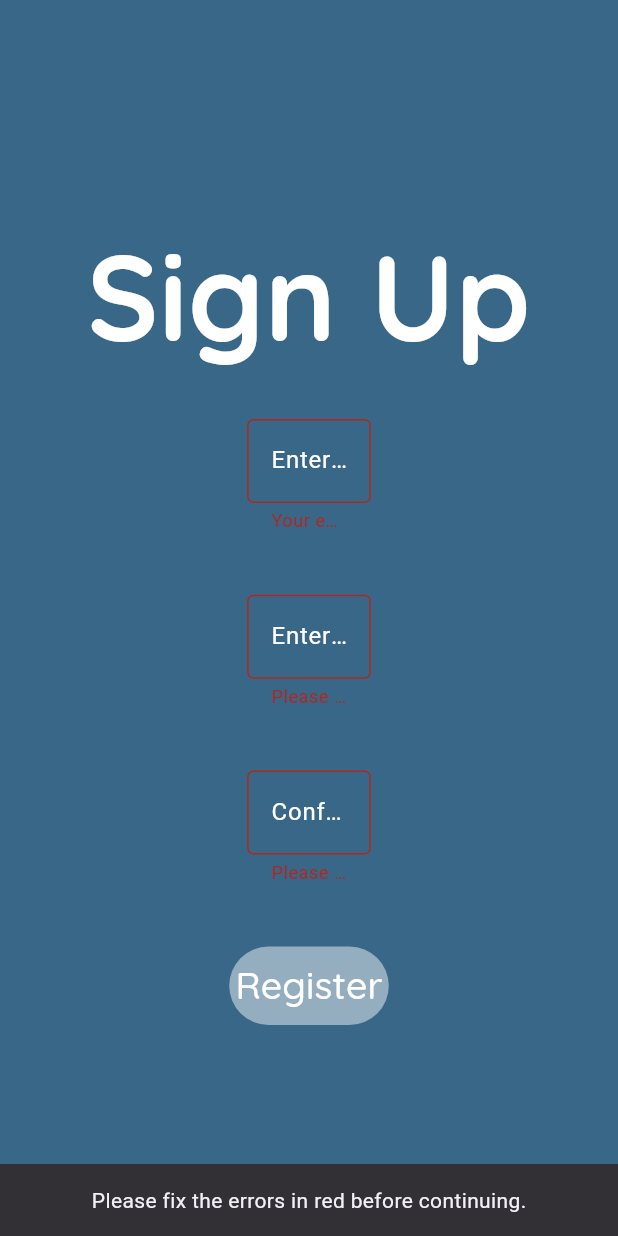
After one commit to Math-Maniac7/Optimizing-Bus-Routes, a Flutter app: the SignupForm screen opened by its route, after a tap on "Register", on a phone screen of 412 x 824 dp. The commit adds this screen. Run offline on Flutter 3.47's test engine with Material 3 defaults, Android fonts, the phone set to English and light mode, and no system bars; our stand-ins replace firebase_auth, firebase_core, google_fonts, google_maps_flutter; accounts and stored records are empty.

Commit message:
firebase connection, email/password signup and login in forms

```diff
--- /dev/null
+++ b/flutter_app/lib/forms/signup_form.dart
@@ -0,0 +1,231 @@
+import 'package:flutter/material.dart';
+import 'package:google_fonts/google_fonts.dart';
+import 'package:firebase_auth/firebase_auth.dart';
+
+class SignupForm extends StatefulWidget {
+  const SignupForm({super.key});
+  static const String routeName = '/signup';
+
+  @override
+  State<SignupForm> createState() => _SignupFormState();
+}
+
+class _SignupFormState extends State<SignupForm> {
+  final _formKey = GlobalKey<FormState>();
+  final emailController = TextEditingController();
+  final passwordController = TextEditingController();
+  final confirmPasswordController = TextEditingController();
+  bool accountExists = false;
+
+  @override
+  Widget build(BuildContext context) {
+    final screenHeight = MediaQuery.of(context).size.height;
+    final screenWidth = MediaQuery.of(context).size.width;
+
+    return Scaffold(
+      backgroundColor: const Color.fromRGBO(57, 103, 136, 1),
+      body: Center(
+        child: Form(
+          key: _formKey,
+          child: Column(
+            mainAxisAlignment: MainAxisAlignment.center,
+            children: [
+              Text(
+                'Sign Up',
+                style: GoogleFonts.quicksand(
+                  fontSize: 80,
+                  fontWeight: FontWeight.w700,
+                  color: const Color.fromARGB(255, 255, 255, 255),
+                ),
+              ),
+              SizedBox(height: screenHeight * .03),
+              Padding(
+                padding: EdgeInsets.only(
+                  left: screenWidth / 2.5,
+                  right: screenWidth / 2.5,
+                ),
+                child: TextFormField(
+                  controller: emailController,
+                  style: const TextStyle(color: Colors.white),
+                  decoration: const InputDecoration(
+                    border: OutlineInputBorder(
+                      borderSide: BorderSide(color: Colors.white),
+                    ),
+                    enabledBorder: OutlineInputBorder(
+                      borderSide: BorderSide(color: Colors.white),
+                    ),
+                    labelText: "Enter Email *",
+                    labelStyle: TextStyle(color: Colors.white),
+                  ),
+                  validator: (String? value) {
+                    return (value != null && !value.contains('@'))
+                        ? 'Your email should have an @.'
+                        : null;
+                  },
+                ),
+              ),
+              SizedBox(height: screenHeight * .05),
+              Padding(
+                padding: EdgeInsets.only(
+                  left: screenWidth / 2.5,
+                  right: screenWidth / 2.5,
+                ),
+                child: TextFormField(
+                  controller: passwordController,
+                  obscureText: true,
+                  style: const TextStyle(color: Colors.white),
+                  decoration: const InputDecoration(
+                    border: OutlineInputBorder(
+                      borderSide: BorderSide(color: Colors.white),
+                    ),
+                    enabledBorder: OutlineInputBorder(
+                      borderSide: BorderSide(color: Colors.white),
+                    ),
+                    labelText: "Enter Password *",
+                    labelStyle: TextStyle(color: Colors.white),
+                  ),
+                  validator: (String? value) {
+                    return (value != null && value.length < 8)
+                        ? 'Please type in a password at least 8 characters.'
+                        : null;
+                  },
+                ),
+              ),
+              SizedBox(height: screenHeight * .05),
+              Padding(
+                padding: EdgeInsets.only(
+                  left: screenWidth / 2.5,
+                  right: screenWidth / 2.5,
+                ),
+                child: TextFormField(
+                  controller: confirmPasswordController,
+                  obscureText: true,
+                  style: const TextStyle(color: Colors.white),
+                  decoration: const InputDecoration(
+                    border: OutlineInputBorder(
+                      borderSide: BorderSide(color: Colors.white),
+                    ),
+                    enabledBorder: OutlineInputBorder(
+                      borderSide: BorderSide(color: Colors.white),
+                    ),
+                    labelText: "Confirm Password *",
+                    labelStyle: TextStyle(color: Colors.white),
+                  ),
+                  validator: (value) {
+                    if (value == null || value.isEmpty) {
+                      return 'Please confirm your password.';
+                    } else if (value != passwordController.text) {
+                      return 'Passwords do not match.';
+                    }
+                    return null;
+                  },
+                ),
+              ),
+              SizedBox(height: screenHeight * .05),
+              TextButton(
+                style: ButtonStyle(
+                  backgroundColor: WidgetStatePropertyAll<Color>(
+                    const Color.fromARGB(117, 255, 255, 255),
+                  ),
+                  padding: WidgetStatePropertyAll<EdgeInsets>(
+                    EdgeInsets.symmetric(
+                      horizontal: screenWidth * .01,
+                      vertical: screenHeight * .01,
+                    ),
+                  ),
+                ),
+                onPressed: () async {
+                  String email = emailController.text.trim();
+                  String pass = passwordController.text.trim();
+
+                  if (_formKey.currentState!.validate()) {
+                    // All fields are valid — proceed with registration logic
+                    try {
+                      await FirebaseAuth.instance
+                          .createUserWithEmailAndPassword(
+                            email: email,
+                            password: pass,
+                          );
+
+                      if (context.mounted) {
+                        ScaffoldMessenger.of(context).showSnackBar(
+                          const SnackBar(
+                            content: Center(
+                              child: Text('Account created successfully.'),
+                            ),
+                          ),
+                        );
+                        Future.delayed(const Duration(seconds: 1), () {
+                          if (context.mounted) {
+                            Navigator.pushReplacementNamed(context, '/login');
+                          }
+                        });
+                      }
+                    } on FirebaseAuthException catch (e) {
+                      if (e.code == 'email-already-in-use') {
+                        if (mounted) setState(() => accountExists = true);
+                        if (context.mounted) {
+                          ScaffoldMessenger.of(context).showSnackBar(
+                            const SnackBar(
+                              content: Center(
+                                child: Text(
+                                  'This email is already registered.',
+                                ),
+                              ),
+                            ),
+                          );
+                          Future.delayed(const Duration(seconds: 1), () {
+                            if (context.mounted) {
+                              Navigator.pushNamed(context, '/login');
+                            }
+                          });
+                        }
+                      } else if (e.code == 'invalid-email') {
+                        if (context.mounted) {
+                          ScaffoldMessenger.of(context).showSnackBar(
+                            const SnackBar(
+                              content: Center(
+                                child: Text('The email address is invalid.'),
+                              ),
+                            ),
+                          );
+                        }
+                      } else {
+                        if (context.mounted) {
+                          ScaffoldMessenger.of(context).showSnackBar(
+                            SnackBar(
+                              content: Center(
+                                child: Text('Error: ${e.message}'),
+                              ),
+                            ),
+                          );
+                        }
+                      }
+                    }
+                  } else {
+                    ScaffoldMessenger.of(context).showSnackBar(
+                      const SnackBar(
+                        content: Center(
+                          child: Text(
+                            'Please fix the errors in red before continuing.',
+                          ),
+                        ),
+                      ),
+                    );
+                  }
+                },
+                child: Text(
+                  accountExists ? "Login" : "Register",
+                  style: GoogleFonts.quicksand(
+                    fontSize: 25,
+                    color: const Color.fromARGB(255, 255, 255, 255),
+                  ),
+                ),
+              ),
+            ],
+          ),
+        ),
+      ),
+    );
+  }
+}
--- a/flutter_app/pubspec.yaml
+++ b/flutter_app/pubspec.yaml
@@ -37,6 +37,8 @@ dependencies:
   google_maps_flutter: ^2.13.1
   google_fonts: ^6.3.2
   google_sign_in: ^7.2.0
+  firebase_auth: ^6.1.1
+  firebase_core: ^4.2.0
 
 dev_dependencies:
   flutter_test:
```
Also changed, not shown: flutter_app/lib/forms/login_form.dart (added, +168 -0 lines), flutter_app/lib/main.dart (+14 -3 lines), flutter_app/lib/pages/home_page.dart (+36 -7 lines), flutter_app/firebase.json (added), flutter_app/lib/firebase_options.dart (added), flutter_app/pubspec.lock, 6 other files.
